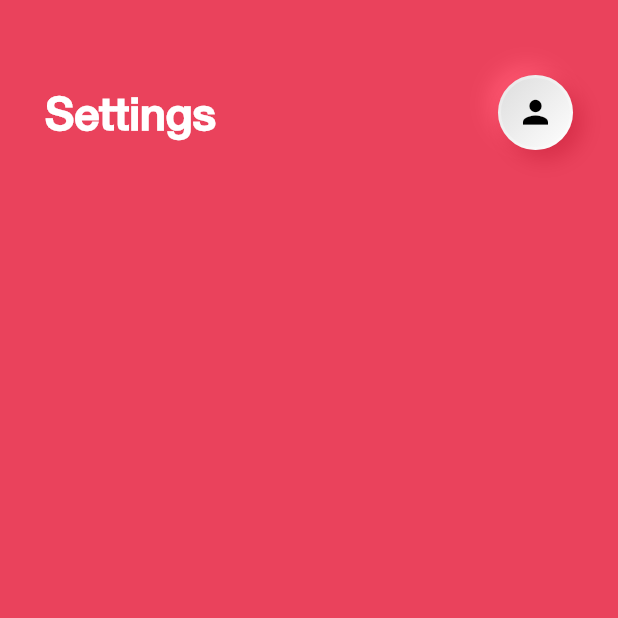
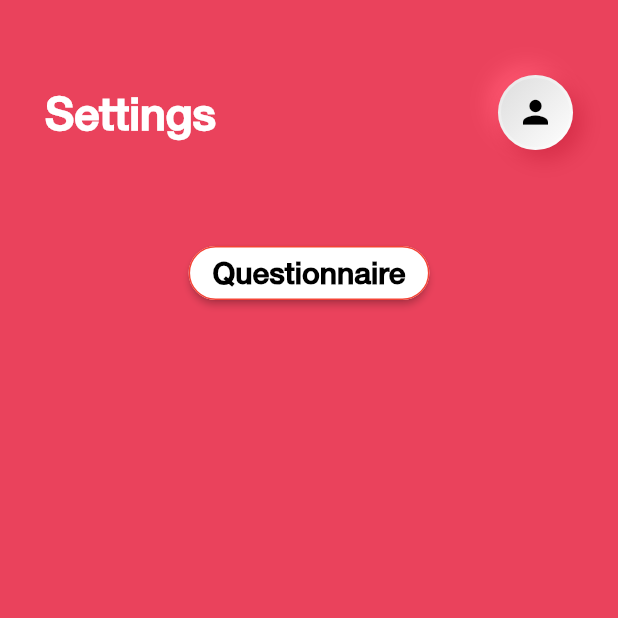
Before and after one commit to aaniish/SmartMS3, a Flutter app: the SettingsScreen screen opened directly, on a phone screen of 412 x 824 dp, the top half of it. Run offline on Flutter 3.47's test engine with Material 2 defaults, Android fonts, the light colour scheme and no system bars; drawn by our look-alikes of clay_containers; our stand-ins replace auto_size_text, cloud_firestore, firebase_auth, fl_chart, flutter_blue, flutter_form_builder; missing offline and left inert: date_time_format, flutter_rounded_progress_bar, oscilloscope; accounts and stored records are empty.

Commit message:
ios changes

```diff
--- a/lib/pages/questionnaire.dart
+++ b/lib/pages/questionnaire.dart
@@ -165,13 +165,7 @@ class _QuestionPageState extends State<QuestionPage> {
     "Don’t lift weights"
   ];
   final injuries = [
-    "None",
-    "Cartilage / Labral tear",
-    "Subluxation",
-    "Sprain / strain",
     "Rotator Cuff Tear",
-    "Partial",
-    "Complete",
     "Impingement",
     'Bursitis',
     'Tendinitis',
--- a/lib/pages/settings_page.dart
+++ b/lib/pages/settings_page.dart
@@ -3,6 +3,8 @@ import 'package:clay_containers/widgets/clay_containers.dart';
 import 'package:flutter/material.dart';
 import 'package:smart_ms3/pages/bluetooth/mainBluetooth.dart';
 import 'package:smart_ms3/pages/userProfile.dart';
+import 'package:smart_ms3/pages/questionnaire.dart';
+
 
 const Color redColor = const Color(0xFFEA425C);
 
@@ -13,6 +15,8 @@ class SettingsPage extends StatelessWidget {
       debugShowCheckedModeBanner: false,
       routes: <String, WidgetBuilder>{
         '/profile': (BuildContext context) => ProfileView(),
+        '/questionnaire': (BuildContext context) => QuestionPageScreen(),
+
       },
       theme: ThemeData(primaryColor: redColor, accentColor: redColorAccent),
       home: SettingsScreen(),
@@ -39,6 +43,26 @@ class SettingsScreen extends StatelessWidget {
             SizedBox(
               height: 50,
             ),
+            Center(
+                child: Padding(
+                  padding: const EdgeInsets.all(8.0),
+                  child: RaisedButton(
+                    shape: RoundedRectangleBorder(
+                        borderRadius: BorderRadius.circular(18.0),
+                        side: BorderSide(color: Colors.red)),
+                    onPressed: () {
+                      Navigator.of(context).pushNamed('/questionnaire');
+                    },
+                    color: Colors.white,
+                    textColor: Colors.black,
+                    child: Text("Questionnaire",
+                        style: TextStyle(
+                            fontSize: 20,
+                            fontFamily: 'HelveticaNeue',
+                            fontWeight: FontWeight.bold)),
+                  ),
+                ),
+              ),
           ],
         ),
       ),
```
Also changed, not shown: 1 other file.
